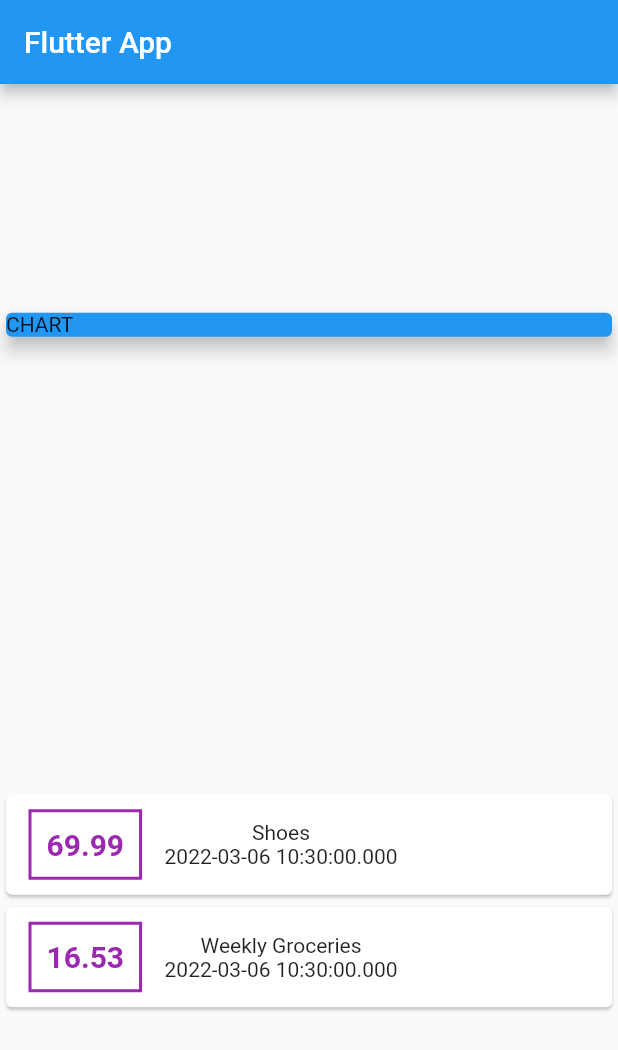
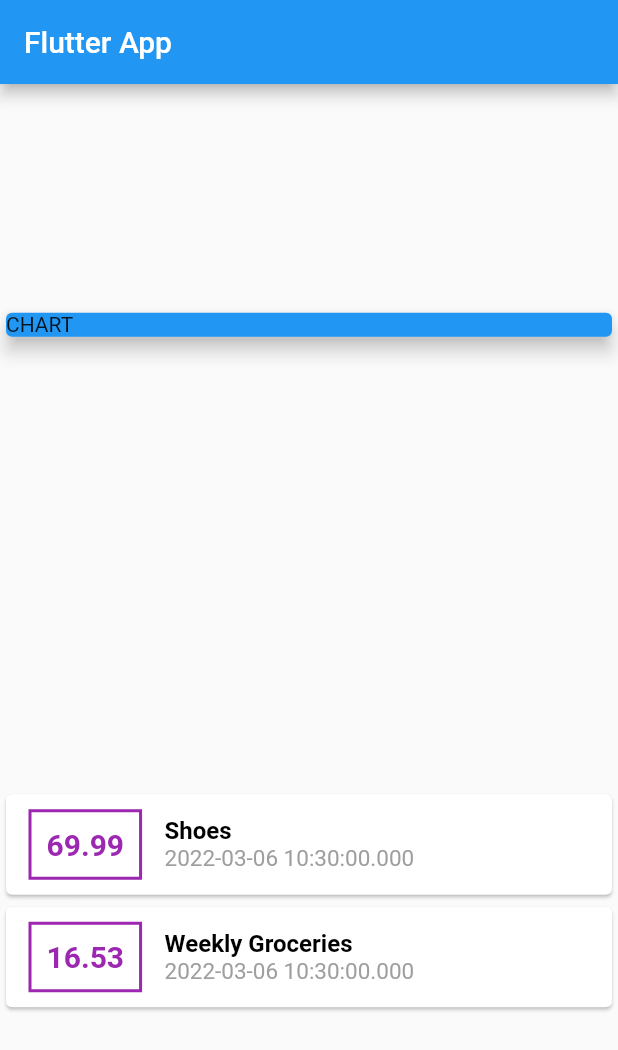
Before and after one commit to dastagg/ACMIND-personal-expenses, a Flutter app: the screen it shows after launch, on a phone screen of 412 x 824 dp. Shown: the top 1050 px of the screen. Run offline on Flutter 3.47's test engine with Material 2 defaults, Android fonts, the phone set to English and light mode, and no system bars.

Commit message:
End of 79.

```diff
--- a/lib/main.dart
+++ b/lib/main.dart
@@ -73,9 +73,23 @@ class MyHomePage extends StatelessWidget {
                         padding: const EdgeInsets.all(10.0),
                       ),
                       Column(
+                        crossAxisAlignment: CrossAxisAlignment.start,
                         children: [
-                          Text(tx.title),
-                          Text(tx.date.toString()),
+                          Text(
+                            tx.title,
+                            style: const TextStyle(
+                              fontWeight: FontWeight.bold,
+                              fontSize: 16.0,
+                              color: Colors.black,
+                            ),
+                          ),
+                          Text(
+                            tx.date.toString(),
+                            style: const TextStyle(
+                              fontSize: 15.0,
+                              color: Colors.grey,
+                            ),
+                          ),
                         ],
                       ),
                     ],
```
